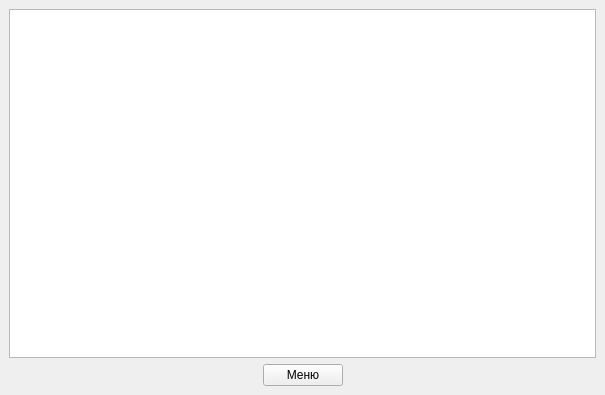
Before: the Qt Designer form results.ui in VladRoven/Qt-project-english-learning, drawn with Qt 5.
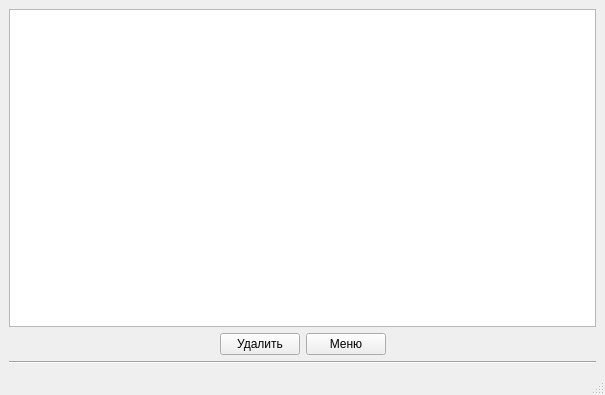
After: the same form once the commit is applied.

```diff
--- a/results.ui
+++ b/results.ui
@@ -49,6 +49,13 @@
         </property>
        </spacer>
       </item>
+      <item>
+       <widget class="QPushButton" name="btn_del">
+        <property name="text">
+         <string>Удалить</string>
+        </property>
+       </widget>
+      </item>
       <item>
        <widget class="QPushButton" name="btn_to_menu">
         <property name="text">
@@ -71,8 +78,16 @@
       </item>
      </layout>
     </item>
+    <item>
+     <widget class="Line" name="line">
+      <property name="orientation">
+       <enum>Qt::Horizontal</enum>
+      </property>
+     </widget>
+    </item>
    </layout>
   </widget>
+  <widget class="QStatusBar" name="status_line"/>
  </widget>
  <resources/>
  <connections/>
```
